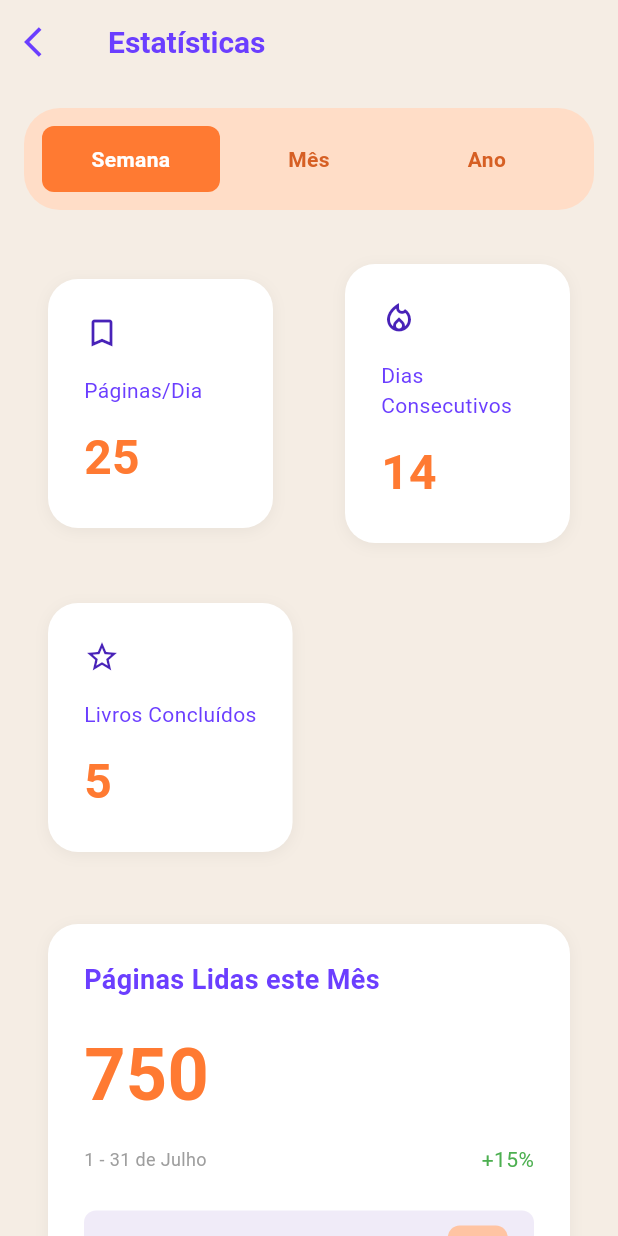
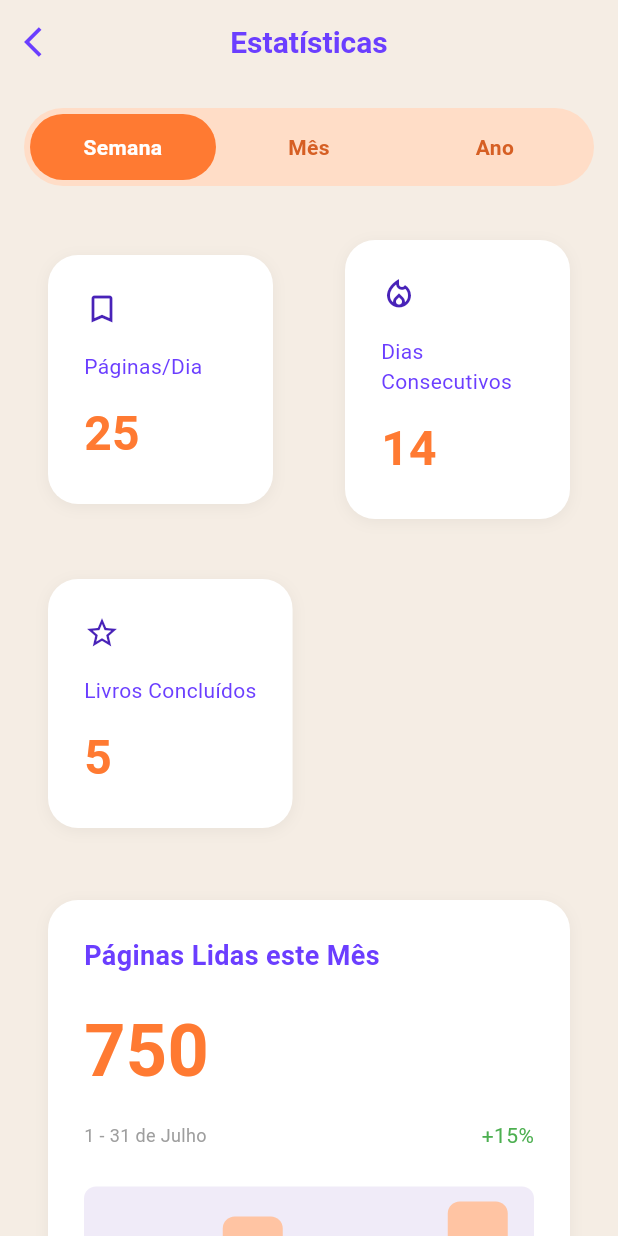
Before and after one commit to FroJhoDev/to_lendo_app, a Flutter app: the StatisticsPage screen opened by its route, after a tap on "Semana", on a phone screen of 412 x 824 dp. Run offline on Flutter 3.47's test engine with Material 3 defaults, Android fonts, the phone set to English and light mode, and no system bars.

Commit message:
refactor(statistics): extract widgets and improve code quality
- Extract _build* methods into independent widget files
- Replace hardcoded colors with AppColors constants
- Improve UI: pill-shaped period selector, full-width cards
- Fix flutter analyze warnings
- Update .cursorrules with new guidelines

```diff
--- a/lib/src/core/styles/app_colors.dart
+++ b/lib/src/core/styles/app_colors.dart
@@ -54,6 +54,12 @@ sealed class AppColors {
   /// Alternative orange
   static const Color orangeAlt = Color(0xFFFF7A32);
 
+  /// Light orange background (period selector)
+  static const Color orangeLightBackground = Color(0xFFFFDDC7);
+
+  /// Light orange for charts and badges
+  static const Color orangeLight = Color(0xFFFFC4A3);
+
   /// Light Colors
   static const Color white = Color(0xFFFFFFFF);
 
@@ -82,6 +88,9 @@ sealed class AppColors {
   /// Light gray background for unselected chips
   static const Color grayLightBackground = Color(0xFFE5E5E5);
 
+  /// Blue-gray for onboarding indicators
+  static const Color blueGray = Color(0xFFD4DDE8);
+
   /// Success Color
   /// Green for positive changes
   static const Color success = Color(0xFF4CAF50);
--- a/lib/src/features/auth/presentation/widgets/login_form_widget.dart
+++ b/lib/src/features/auth/presentation/widgets/login_form_widget.dart
@@ -91,7 +91,10 @@ class _LoginFormWidgetState extends State<LoginFormWidget> {
               onPressed: _handleForgotPassword,
               child: const Text(
                 'Esqueceu a senha?',
-                style: TextStyle(color: Color(0xFF673AB7), fontSize: 14),
+                style: TextStyle(
+                  color: AppColors.primaryPurpleMedium,
+                  fontSize: 14,
+                ),
               ),
             ),
           ),
--- a/lib/src/features/onboarding/presentation/pages/onboarding_page.dart
+++ b/lib/src/features/onboarding/presentation/pages/onboarding_page.dart
@@ -201,7 +201,7 @@ class _OnboardingPageState extends State<OnboardingPage> {
             width: 8,
             child: Container(
               decoration: const BoxDecoration(
-                color: Color(0xFFD4DDE8),
+                color: AppColors.blueGray,
                 borderRadius: BorderRadius.only(
                   topLeft: Radius.circular(8),
                   bottomLeft: Radius.circular(8),
--- a/lib/src/features/profile/presentation/pages/profile_page.dart
+++ b/lib/src/features/profile/presentation/pages/profile_page.dart
@@ -71,6 +71,10 @@ class ProfilePage extends StatelessWidget {
                       Row(
                         children: [
                           Expanded(
+                            child: GestureDetector(
+                              onTap: () => Navigator.of(
+                                context,
+                              ).pushNamed('/statistics'),
                               child: AppCardWidget(
                                 margin: EdgeInsets.zero,
                                 padding: const EdgeInsets.all(AppSpacing.md),
@@ -94,8 +98,13 @@ class ProfilePage extends StatelessWidget {
                                 ),
                               ),
                             ),
+                          ),
                           const SizedBox(width: AppSpacing.sm),
                           Expanded(
+                            child: GestureDetector(
+                              onTap: () => Navigator.of(
+                                context,
+                              ).pushNamed('/statistics'),
                               child: AppCardWidget(
                                 margin: EdgeInsets.zero,
                                 padding: const EdgeInsets.all(AppSpacing.md),
@@ -119,6 +128,7 @@ class ProfilePage extends StatelessWidget {
                                 ),
                               ),
                             ),
+                          ),
                         ],
                       ),
                       const SizedBox(height: AppSpacing.xl),
@@ -127,13 +137,7 @@ class ProfilePage extends StatelessWidget {
                         child: AppButtonWidget(
                           text: 'Editar Perfil',
                           onPressed: () {
-                            ScaffoldMessenger.of(context).showSnackBar(
-                              const SnackBar(
-                                content: Text(
-                                  'Funcionalidade de editar perfil em desenvolvimento',
-                                ),
-                              ),
-                            );
+                            Navigator.of(context).pushNamed('/statistics');
                           },
                         ),
                       ),
--- a/lib/src/features/statistics/presentation/pages/statistics_page.dart
+++ b/lib/src/features/statistics/presentation/pages/statistics_page.dart
@@ -25,6 +25,7 @@ class _StatisticsPageState extends State<StatisticsPage> {
           onPressed: () => Navigator.of(context).pop(),
         ),
         title: const Text('Estatísticas'),
+        centerTitle: true,
       ),
       body: SingleChildScrollView(
         padding: const EdgeInsets.all(AppSpacing.sm),
@@ -32,34 +33,28 @@ class _StatisticsPageState extends State<StatisticsPage> {
           crossAxisAlignment: CrossAxisAlignment.start,
           children: [
             // Period Selector
-            Container(
-              padding: const EdgeInsets.all(AppSpacing.xs),
-              decoration: BoxDecoration(
-                color: const Color(0xFFFFDDC7),
-                borderRadius: BorderRadius.circular(AppSpacing.radiusLarge),
-              ),
-              child: Row(
-                children: [
-                  _buildPeriodButton('Semana', _selectedPeriod == 'Semana'),
-                  _buildPeriodButton('Mês', _selectedPeriod == 'Mês'),
-                  _buildPeriodButton('Ano', _selectedPeriod == 'Ano'),
-                ],
-              ),
+            StatisticsPeriodSelectorWidget(
+              selectedPeriod: _selectedPeriod,
+              onPeriodChanged: (period) {
+                setState(() {
+                  _selectedPeriod = period;
+                });
+              },
             ),
             const SizedBox(height: AppSpacing.md),
             // Key Statistics Cards
-            Row(
+            const Row(
               children: [
                 Expanded(
-                  child: _buildStatCard(
+                  child: StatisticsCardWidget(
                     icon: Icons.bookmark_border,
                     label: 'Páginas/Dia',
                     value: '25',
                   ),
                 ),
-                const SizedBox(width: AppSpacing.sm),
+                SizedBox(width: AppSpacing.sm),
                 Expanded(
-                  child: _buildStatCard(
+                  child: StatisticsCardWidget(
                     icon: Icons.local_fire_department_outlined,
                     label: 'Dias Consecutivos',
                     value: '14',
@@ -68,11 +63,10 @@ class _StatisticsPageState extends State<StatisticsPage> {
               ],
             ),
             const SizedBox(height: AppSpacing.sm),
-            _buildStatCard(
+            const StatisticsCardWidget(
               icon: Icons.star_border,
               label: 'Livros Concluídos',
               value: '5',
-              fullWidth: true,
             ),
             const SizedBox(height: AppSpacing.md),
             // Monthly Pages Read Card
@@ -119,14 +113,14 @@ class _StatisticsPageState extends State<StatisticsPage> {
                         AppSpacing.radiusSmall,
                       ),
                     ),
-                    child: Row(
+                    child: const Row(
                       mainAxisAlignment: MainAxisAlignment.spaceAround,
                       crossAxisAlignment: CrossAxisAlignment.end,
                       children: [
-                        _buildChartBar(60),
-                        _buildChartBar(80),
-                        _buildChartBar(40),
-                        _buildChartBar(90),
+                        StatisticsChartBarWidget(height: 60),
+                        StatisticsChartBarWidget(height: 80),
+                        StatisticsChartBarWidget(height: 40),
+                        StatisticsChartBarWidget(height: 90),
                       ],
                     ),
                   ),
@@ -147,144 +141,20 @@ class _StatisticsPageState extends State<StatisticsPage> {
             // Completion Estimates
             const Text('Estimativa de Término', style: AppTextStyles.heading3),
             const SizedBox(height: AppSpacing.sm),
-            _buildCompletionEstimateItem(
-              'A Arte da Guerra',
-              '15 de Agosto',
-              '85%',
+            const StatisticsCompletionEstimateWidget(
+              title: 'A Arte da Guerra',
+              date: '15 de Agosto',
+              progress: '85%',
             ),
             const SizedBox(height: AppSpacing.xs),
-            _buildCompletionEstimateItem('O Hobbit', '29 de Setembro', '42%'),
+            const StatisticsCompletionEstimateWidget(
+              title: 'O Hobbit',
+              date: '29 de Setembro',
+              progress: '42%',
+            ),
           ],
         ),
       ),
     );
   }
-
-  Widget _buildPeriodButton(String period, bool isSelected) {
-    return Expanded(
-      child: GestureDetector(
-        onTap: () {
-          setState(() {
-            _selectedPeriod = period;
-          });
-        },
-        child: Container(
-          padding: const EdgeInsets.symmetric(vertical: AppSpacing.xs),
-          decoration: BoxDecoration(
-            color: isSelected ? AppColors.orange : Colors.transparent,
-            borderRadius: BorderRadius.circular(AppSpacing.radiusSmall),
-          ),
-          child: Text(
-            period,
-            textAlign: TextAlign.center,
-            style: AppTextStyles.bodyMedium.copyWith(
-              color: isSelected ? AppColors.white : AppColors.orangeDark,
-              fontWeight: FontWeight.bold,
-            ),
-          ),
-        ),
-      ),
-    );
-  }
-
-  Widget _buildStatCard({
-    required IconData icon,
-    required String label,
-    required String value,
-    bool fullWidth = false,
-  }) {
-    return AppCardWidget(
-      padding: const EdgeInsets.all(AppSpacing.md),
-      child: Column(
-        crossAxisAlignment: CrossAxisAlignment.start,
-        children: [
-          Icon(icon, color: AppColors.primaryPurpleDark, size: 24),
-          const SizedBox(height: AppSpacing.sm),
-          Text(
-            label,
-            style: AppTextStyles.bodyMedium.copyWith(
-              color: AppColors.textPrimary,
-            ),
-          ),
-          const SizedBox(height: AppSpacing.xs),
-          Text(
-            value,
-            style: AppTextStyles.heading1.copyWith(
-              fontSize: 32,
-              color: AppColors.orange,
-            ),
-          ),
-        ],
-      ),
-    );
-  }
-
-  Widget _buildChartBar(double height) {
-    return Container(
-      width: 40,
-      height: height,
-      decoration: BoxDecoration(
-        color: const Color(0xFFFFC4A3),
-        borderRadius: BorderRadius.circular(AppSpacing.radiusSmall),
-      ),
-    );
-  }
-
-  Widget _buildCompletionEstimateItem(
-    String title,
-    String date,
-    String progress,
-  ) {
-    return AppCardWidget(
-      padding: const EdgeInsets.all(AppSpacing.sm),
-      child: Row(
-        children: [
-          Container(
-            width: 48,
-            height: 48,
-            decoration: const BoxDecoration(
-              color: AppColors.lightLavenderAlt,
-              shape: BoxShape.circle,
-            ),
-            child: const Icon(
-              Icons.bookmark_border,
-              color: AppColors.primaryPurpleDark,
-            ),
-          ),
-          const SizedBox(width: AppSpacing.sm),
-          Expanded(
-            child: Column(
-              crossAxisAlignment: CrossAxisAlignment.start,
-              children: [
-                Text(
-                  title,
-                  style: AppTextStyles.bodyMedium.copyWith(
-                    fontWeight: FontWeight.bold,
-                  ),
-                ),
-                Text(date, style: AppTextStyles.bodySmall),
-              ],
-            ),
-          ),
-          Container(
-            padding: const EdgeInsets.symmetric(
-              horizontal: AppSpacing.sm,
-              vertical: AppSpacing.xs,
-            ),
-            decoration: BoxDecoration(
-              color: const Color(0xFFFFC4A3),
-              borderRadius: BorderRadius.circular(AppSpacing.radiusMedium),
-            ),
-            child: Text(
-              progress,
-              style: AppTextStyles.bodySmall.copyWith(
-                color: AppColors.orange,
-                fontWeight: FontWeight.bold,
-              ),
-            ),
-          ),
-        ],
-      ),
-    );
-  }
 }
--- a/lib/src/features/statistics/presentation/presentation.dart
+++ b/lib/src/features/statistics/presentation/presentation.dart
@@ -1 +1,2 @@
 export 'pages/pages.dart';
+export 'widgets/widgets.dart';
--- /dev/null
+++ b/lib/src/features/statistics/presentation/widgets/statistics_card_widget.dart
@@ -0,0 +1,52 @@
+import 'package:flutter/material.dart';
+import 'package:to_lendo_app/src/src.dart';
+
+/// {@template statistics_card_widget}
+/// Card widget for displaying statistics information.
+/// {@endtemplate}
+class StatisticsCardWidget extends StatelessWidget {
+  /// {@macro statistics_card_widget}
+  const StatisticsCardWidget({
+    super.key,
+    required this.icon,
+    required this.label,
+    required this.value,
+  });
+
+  /// Icon to display.
+  final IconData icon;
+
+  /// Label text.
+  final String label;
+
+  /// Value to display.
+  final String value;
+
+  @override
+  Widget build(BuildContext context) {
+    return AppCardWidget(
+      padding: const EdgeInsets.all(AppSpacing.md),
+      child: Column(
+        crossAxisAlignment: CrossAxisAlignment.start,
+        children: [
+          Icon(icon, color: AppColors.primaryPurpleDark, size: 24),
+          const SizedBox(height: AppSpacing.sm),
+          Text(
+            label,
+            style: AppTextStyles.bodyMedium.copyWith(
+              color: AppColors.textPrimary,
+            ),
+          ),
+          const SizedBox(height: AppSpacing.xs),
+          Text(
+            value,
+            style: AppTextStyles.heading1.copyWith(
+              fontSize: 32,
+              color: AppColors.orange,
+            ),
+          ),
+        ],
+      ),
+    );
+  }
+}
--- /dev/null
+++ b/lib/src/features/statistics/presentation/widgets/statistics_chart_bar_widget.dart
@@ -0,0 +1,25 @@
+import 'package:flutter/material.dart';
+import 'package:to_lendo_app/src/src.dart';
+
+/// {@template statistics_chart_bar_widget}
+/// Bar widget for statistics chart.
+/// {@endtemplate}
+class StatisticsChartBarWidget extends StatelessWidget {
+  /// {@macro statistics_chart_bar_widget}
+  const StatisticsChartBarWidget({super.key, required this.height});
+
+  /// Height of the bar.
+  final double height;
+
+  @override
+  Widget build(BuildContext context) {
+    return Container(
+      width: 40,
+      height: height,
+      decoration: BoxDecoration(
+        color: AppColors.orangeLight,
+        borderRadius: BorderRadius.circular(AppSpacing.radiusSmall),
+      ),
+    );
+  }
+}
--- /dev/null
+++ b/lib/src/features/statistics/presentation/widgets/statistics_completion_estimate_widget.dart
@@ -0,0 +1,79 @@
+import 'package:flutter/material.dart';
+import 'package:to_lendo_app/src/src.dart';
+
+/// {@template statistics_completion_estimate_widget}
+/// Widget for displaying book completion estimate.
+/// {@endtemplate}
+class StatisticsCompletionEstimateWidget extends StatelessWidget {
+  /// {@macro statistics_completion_estimate_widget}
+  const StatisticsCompletionEstimateWidget({
+    super.key,
+    required this.title,
+    required this.date,
+    required this.progress,
+  });
+
+  /// Book title.
+  final String title;
+
+  /// Estimated completion date.
+  final String date;
+
+  /// Progress percentage.
+  final String progress;
+
+  @override
+  Widget build(BuildContext context) {
+    return AppCardWidget(
+      padding: const EdgeInsets.all(AppSpacing.sm),
+      child: Row(
+        children: [
+          Container(
+            width: 48,
+            height: 48,
+            decoration: const BoxDecoration(
+              color: AppColors.lightLavenderAlt,
+              shape: BoxShape.circle,
+            ),
+            child: const Icon(
+              Icons.bookmark_border,
+              color: AppColors.primaryPurpleDark,
+            ),
+          ),
+          const SizedBox(width: AppSpacing.sm),
+          Expanded(
+            child: Column(
+              crossAxisAlignment: CrossAxisAlignment.start,
+              children: [
+                Text(
+                  title,
+                  style: AppTextStyles.bodyMedium.copyWith(
+                    fontWeight: FontWeight.bold,
+                  ),
+                ),
+                Text(date, style: AppTextStyles.bodySmall),
+              ],
+            ),
+          ),
+          Container(
+            padding: const EdgeInsets.symmetric(
+              horizontal: AppSpacing.sm,
+              vertical: AppSpacing.xs,
+            ),
+            decoration: BoxDecoration(
+              color: AppColors.orangeLight,
+              borderRadius: BorderRadius.circular(AppSpacing.radiusMedium),
+            ),
+            child: Text(
+              progress,
+              style: AppTextStyles.bodySmall.copyWith(
+                color: AppColors.orange,
+                fontWeight: FontWeight.bold,
+              ),
+            ),
+          ),
+        ],
+      ),
+    );
+  }
+}
--- /dev/null
+++ b/lib/src/features/statistics/presentation/widgets/statistics_period_button_widget.dart
@@ -0,0 +1,48 @@
+import 'package:flutter/material.dart';
+import 'package:to_lendo_app/src/src.dart';
+
+/// {@template statistics_period_button_widget}
+/// Button for selecting a time period in statistics.
+/// {@endtemplate}
+class StatisticsPeriodButtonWidget extends StatelessWidget {
+  /// {@macro statistics_period_button_widget}
+  const StatisticsPeriodButtonWidget({
+    super.key,
+    required this.period,
+    required this.isSelected,
+    required this.onTap,
+  });
+
+  /// Period label.
+  final String period;
+
+  /// Whether this period is currently selected.
+  final bool isSelected;
+
+  /// Callback when button is tapped.
+  final VoidCallback onTap;
+
+  @override
+  Widget build(BuildContext context) {
+    return Expanded(
+      child: GestureDetector(
+        onTap: onTap,
+        child: Container(
+          padding: const EdgeInsets.symmetric(vertical: AppSpacing.xs),
+          decoration: BoxDecoration(
+            color: isSelected ? AppColors.orange : Colors.transparent,
+            borderRadius: BorderRadius.circular(50),
+          ),
+          child: Text(
+            period,
+            textAlign: TextAlign.center,
+            style: AppTextStyles.bodyMedium.copyWith(
+              color: isSelected ? AppColors.white : AppColors.orangeDark,
+              fontWeight: FontWeight.bold,
+            ),
+          ),
+        ),
+      ),
+    );
+  }
+}
--- /dev/null
+++ b/lib/src/features/statistics/presentation/widgets/statistics_period_selector_widget.dart
@@ -0,0 +1,50 @@
+import 'package:flutter/material.dart';
+import 'package:to_lendo_app/src/src.dart';
+
+/// {@template statistics_period_selector_widget}
+/// Period selector widget for statistics page.
+/// {@endtemplate}
+class StatisticsPeriodSelectorWidget extends StatelessWidget {
+  /// {@macro statistics_period_selector_widget}
+  const StatisticsPeriodSelectorWidget({
+    super.key,
+    required this.selectedPeriod,
+    required this.onPeriodChanged,
+  });
+
+  /// Currently selected period.
+  final String selectedPeriod;
+
+  /// Callback when period changes.
+  final ValueChanged<String> onPeriodChanged;
+
+  @override
+  Widget build(BuildContext context) {
+    return Container(
+      padding: const EdgeInsets.all(AppSpacing.nano),
+      decoration: BoxDecoration(
+        color: AppColors.orangeLightBackground,
+        borderRadius: BorderRadius.circular(50),
+      ),
+      child: Row(
+        children: [
+          StatisticsPeriodButtonWidget(
+            period: 'Semana',
+            isSelected: selectedPeriod == 'Semana',
+            onTap: () => onPeriodChanged('Semana'),
+          ),
+          StatisticsPeriodButtonWidget(
+            period: 'Mês',
+            isSelected: selectedPeriod == 'Mês',
+            onTap: () => onPeriodChanged('Mês'),
+          ),
+          StatisticsPeriodButtonWidget(
+            period: 'Ano',
+            isSelected: selectedPeriod == 'Ano',
+            onTap: () => onPeriodChanged('Ano'),
+          ),
+        ],
+      ),
+    );
+  }
+}
--- a/lib/src/features/statistics/presentation/widgets/widgets.dart
+++ b/lib/src/features/statistics/presentation/widgets/widgets.dart
@@ -1 +1,5 @@
-// Widgets específicos de statistics podem ser adicionados aqui
+export 'statistics_card_widget.dart';
+export 'statistics_chart_bar_widget.dart';
+export 'statistics_completion_estimate_widget.dart';
+export 'statistics_period_button_widget.dart';
+export 'statistics_period_selector_widget.dart';
```
Also changed, not shown: 1 other file. Lines whose indentation alone changed are shown as unchanged.
